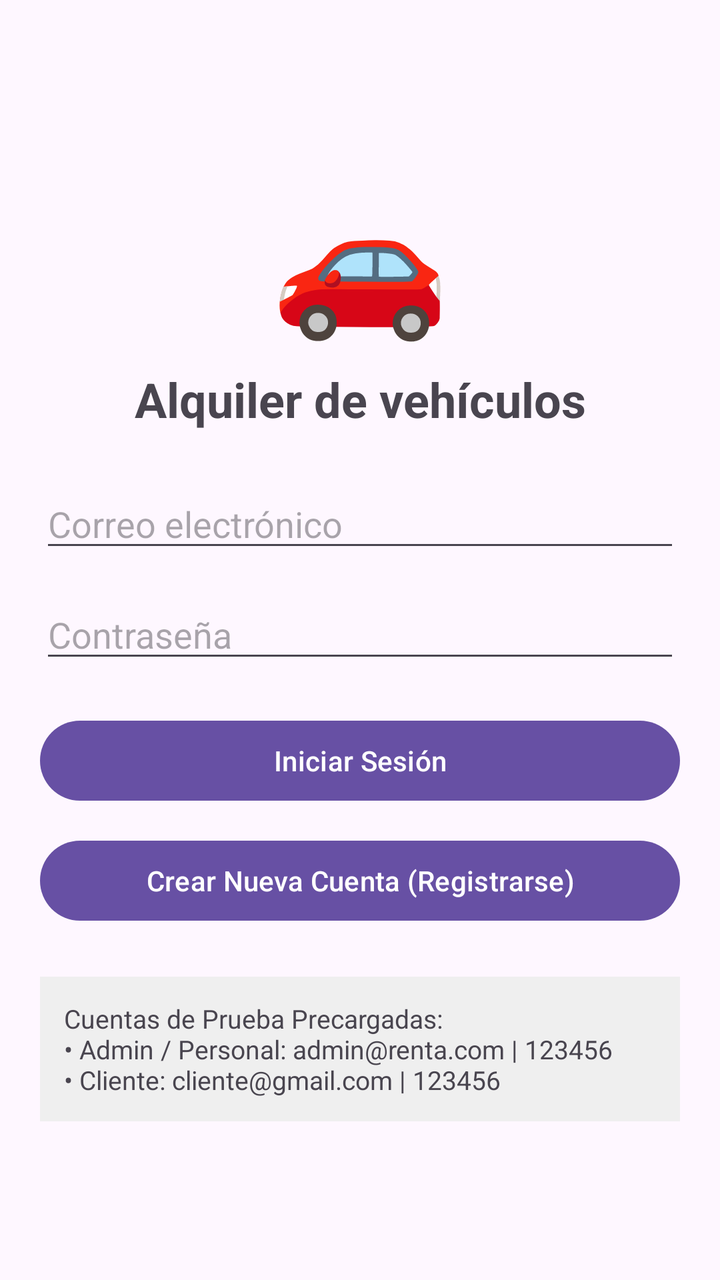
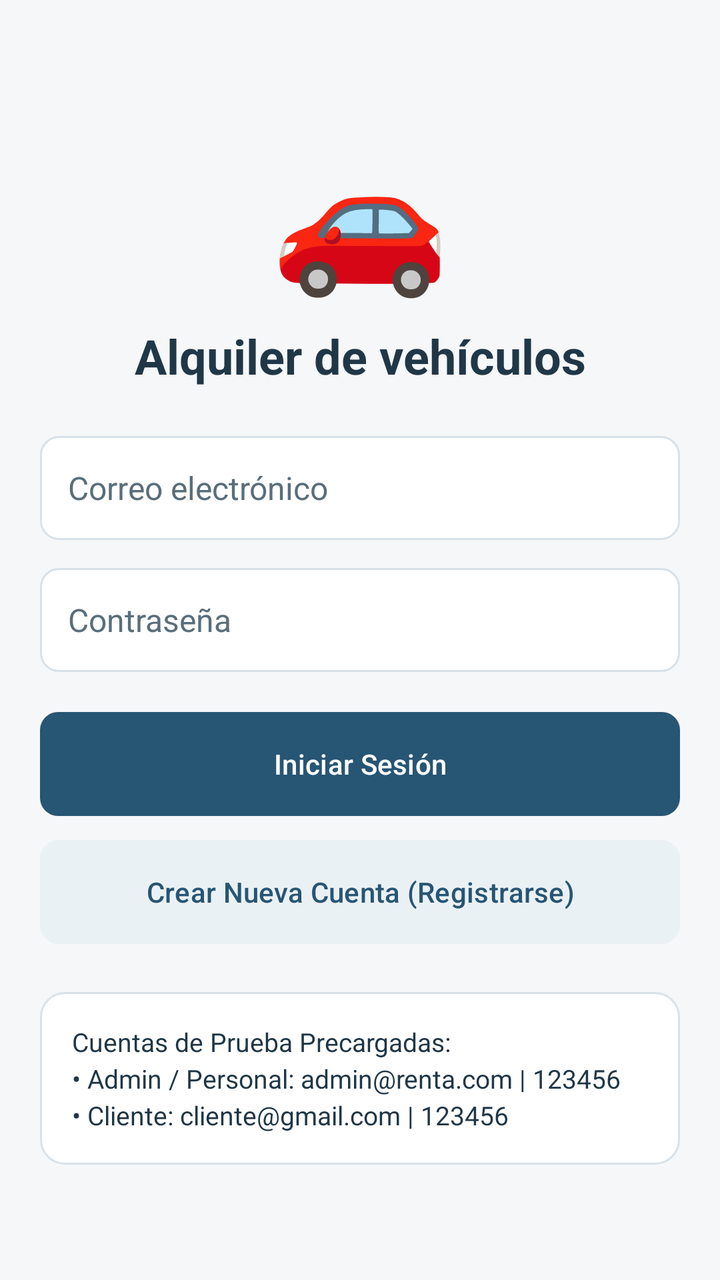

An Android layout rendered at two revisions. The XML below is the earlier revision; the diff shows what the commit changed to produce the second picture.
<!-- AndroidManifest.xml: application theme Theme.T2 -->
<!-- res/layout/activity_login.xml -->
<?xml version="1.0" encoding="utf-8"?>
<ScrollView xmlns:android="http://schemas.android.com/apk/res/android"
    android:layout_width="match_parent"
    android:layout_height="match_parent"
    android:fillViewport="true"
    android:padding="20dp">

    <LinearLayout
        android:layout_width="match_parent"
        android:layout_height="wrap_content"
        android:orientation="vertical"
        android:gravity="center">

        <TextView
            android:id="@+id/tvLogoLogin"
            android:layout_width="match_parent"
            android:layout_height="wrap_content"
            android:layout_marginBottom="8dp"
            android:gravity="center"
            android:text="🚗"
            android:textSize="72sp" />

        <TextView
            android:id="@+id/tvTituloLogin"
            android:layout_width="match_parent"
            android:layout_height="wrap_content"
            android:layout_marginBottom="24dp"
            android:gravity="center"
            android:text="Alquiler de vehículos"
            android:textSize="24sp"
            android:textStyle="bold" />

        <EditText
            android:id="@+id/etCorreoLogin"
            android:layout_width="match_parent"
            android:layout_height="wrap_content"
            android:hint="Correo electrónico"
            android:inputType="textEmailAddress"
            android:layout_marginBottom="14dp" />

        <EditText
            android:id="@+id/etClaveLogin"
            android:layout_width="match_parent"
            android:layout_height="wrap_content"
            android:hint="Contraseña"
            android:inputType="textPassword"
            android:layout_marginBottom="20dp" />

        <Button
            android:id="@+id/btnIniciarSesion"
            android:layout_width="match_parent"
            android:layout_height="wrap_content"
            android:text="Iniciar Sesión"
            android:layout_marginBottom="12dp" />

        <Button
            android:id="@+id/btnIrRegistroUsuarioLogin"
            android:layout_width="match_parent"
            android:layout_height="wrap_content"
            android:text="Crear Nueva Cuenta (Registrarse)"
            android:layout_marginBottom="24dp" />

        <TextView
            android:id="@+id/tvCuentasDemo"
            android:layout_width="match_parent"
            android:layout_height="wrap_content"
            android:background="#EFEFEF"
            android:padding="12dp"
            android:text="Cuentas de Prueba Precargadas:\n• Admin / Personal: admin@renta.com | 123456\n• Cliente: cliente@gmail.com | 123456"
            android:textSize="13sp" />

    </LinearLayout>
</ScrollView>
<!-- resources referenced by this layout -->
<resources>
  <style name="Base.Theme.T2" parent="Theme.Material3.DayNight.NoActionBar">
          
          
      </style>
  <!-- unchanged entries left out for length: 1 -->
</resources>

<!-- the commit's change to res/layout/activity_login.xml (unified diff, before → after) -->
@@ -3,6 +3,7 @@
     android:layout_width="match_parent"
     android:layout_height="match_parent"
     android:fillViewport="true"
+    android:background="@color/app_background"
     android:padding="20dp">
 
     <LinearLayout
@@ -22,6 +23,7 @@
 
         <TextView
             android:id="@+id/tvTituloLogin"
+            style="@style/AppTitle"
             android:layout_width="match_parent"
             android:layout_height="wrap_content"
             android:layout_marginBottom="24dp"
@@ -32,6 +34,7 @@
 
         <EditText
             android:id="@+id/etCorreoLogin"
+            style="@style/AppInput"
             android:layout_width="match_parent"
             android:layout_height="wrap_content"
             android:hint="Correo electrónico"
@@ -40,6 +43,7 @@
 
         <EditText
             android:id="@+id/etClaveLogin"
+            style="@style/AppInput"
             android:layout_width="match_parent"
             android:layout_height="wrap_content"
             android:hint="Contraseña"
@@ -48,6 +52,7 @@
 
         <Button
             android:id="@+id/btnIniciarSesion"
+            style="@style/AppButton"
             android:layout_width="match_parent"
             android:layout_height="wrap_content"
             android:text="Iniciar Sesión"
@@ -55,6 +60,7 @@
 
         <Button
             android:id="@+id/btnIrRegistroUsuarioLogin"
+            style="@style/AppButton.Secondary"
             android:layout_width="match_parent"
             android:layout_height="wrap_content"
             android:text="Crear Nueva Cuenta (Registrarse)"
@@ -62,10 +68,9 @@
 
         <TextView
             android:id="@+id/tvCuentasDemo"
+            style="@style/AppResult"
             android:layout_width="match_parent"
             android:layout_height="wrap_content"
-            android:background="#EFEFEF"
-            android:padding="12dp"
             android:text="Cuentas de Prueba Precargadas:\n• Admin / Personal: admin@renta.com | 123456\n• Cliente: cliente@gmail.com | 123456"
             android:textSize="13sp" />
 
<!-- resource entries referenced after the edit -->
@@ -1,9 +1,91 @@
 <!-- resources referenced by this layout -->
 <resources>
+  <color name="app_background">#F5F7F9</color>
+  <style name="AppButton">
+          <item name="android:background">@drawable/bg_app_primary</item>
+          <item name="backgroundTint">@color/app_primary</item>
+          <item name="android:backgroundTint">@color/app_primary</item>
+          <item name="android:textColor">@color/app_on_primary</item>
+          <item name="android:textAllCaps">false</item>
+          <item name="android:textSize">14sp</item>
+          <item name="android:gravity">center</item>
+          <item name="android:minHeight">52dp</item>
+          <item name="android:padding">10dp</item>
+      </style>
+  <style name="AppButton.Secondary" parent="AppButton">
+          <item name="android:background">@drawable/bg_app_secondary</item>
+          <item name="backgroundTint">@color/app_soft</item>
+          <item name="android:backgroundTint">@color/app_soft</item>
+          <item name="android:textColor">@color/app_secondary_text</item>
+      </style>
+  <style name="AppInput">
+          <item name="android:background">@drawable/bg_app_input</item>
+          <item name="android:textColor">@color/app_text</item>
+          <item name="android:textColorHint">@color/app_muted</item>
+          <item name="android:textSize">16sp</item>
+          <item name="android:paddingStart">14dp</item>
+          <item name="android:paddingEnd">14dp</item>
+          <item name="android:paddingTop">12dp</item>
+          <item name="android:paddingBottom">12dp</item>
+          <item name="android:minHeight">52dp</item>
+      </style>
+  <style name="AppResult">
+          <item name="android:background">@drawable/bg_app_card</item>
+          <item name="android:textColor">@color/app_text</item>
+          <item name="android:textSize">15sp</item>
+          <item name="android:padding">16dp</item>
+          <item name="android:lineSpacingExtra">3dp</item>
+      </style>
+  <style name="AppTitle">
+          <item name="android:textSize">22sp</item>
+          <item name="android:textStyle">bold</item>
+          <item name="android:textColor">@color/app_text</item>
+          <item name="android:gravity">center</item>
+      </style>
+  <!-- drawable bg_app_primary (drawable) -->
+  <?xml version="1.0" encoding="utf-8"?>
+  <shape xmlns:android="http://schemas.android.com/apk/res/android">
+      <solid android:color="@color/app_primary" />
+      <corners android:radius="9dp" />
+  </shape>
+  <color name="app_primary">#275574</color>
+  <color name="app_on_primary">#FFFFFFFF</color>
+  <!-- drawable bg_app_secondary (drawable) -->
+  <?xml version="1.0" encoding="utf-8"?>
+  <shape xmlns:android="http://schemas.android.com/apk/res/android">
+      <solid android:color="@color/app_soft" />
+      <corners android:radius="9dp" />
+      <stroke android:width="1dp" android:color="@color/app_border" />
+  </shape>
+  <color name="app_soft">#EAF1F5</color>
+  <color name="app_secondary_text">#275574</color>
+  <!-- drawable bg_app_input (drawable) -->
+  <?xml version="1.0" encoding="utf-8"?>
+  <shape xmlns:android="http://schemas.android.com/apk/res/android">
+      <solid android:color="@color/app_surface" />
+      <corners android:radius="9dp" />
+      <stroke android:width="1dp" android:color="@color/app_border" />
+  </shape>
+  <color name="app_text">#203747</color>
+  <color name="app_muted">#596E7B</color>
+  <!-- drawable bg_app_card (drawable) -->
+  <?xml version="1.0" encoding="utf-8"?>
+  <shape xmlns:android="http://schemas.android.com/apk/res/android">
+      <solid android:color="@color/app_surface" />
+      <corners android:radius="12dp" />
+      <stroke android:width="1dp" android:color="@color/app_border" />
+  </shape>
   <style name="Base.Theme.T2" parent="Theme.Material3.DayNight.NoActionBar">
-          
-          
+          <item name="colorPrimary">@color/app_primary</item>
+          <item name="colorOnPrimary">@color/app_on_primary</item>
+          <item name="colorSurface">@color/app_surface</item>
+          <item name="colorOnSurface">@color/app_text</item>
+          <item name="android:statusBarColor">@color/app_primary_dark</item>
+          <item name="android:windowLightStatusBar">true</item>
       </style>
+  <color name="app_border">#D8E2E8</color>
+  <color name="app_surface">#FFFFFFFF</color>
+  <color name="app_primary_dark">#1B3C53</color>
   <!-- unchanged entries left out for length: 1 -->
 </resources>
 
